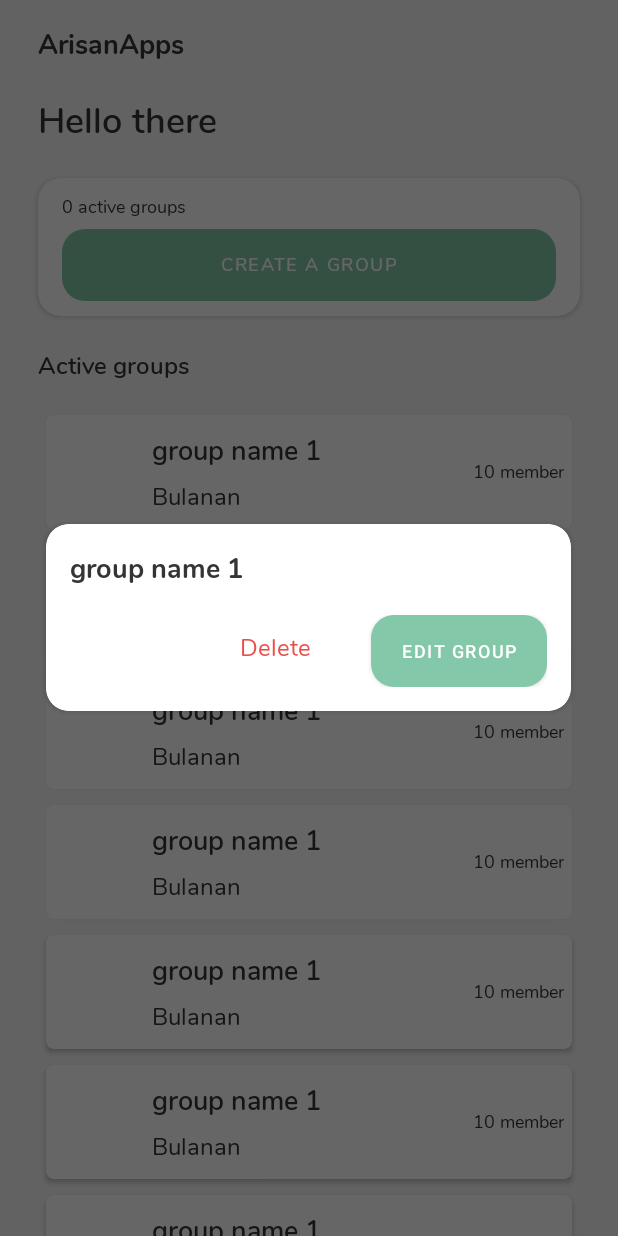
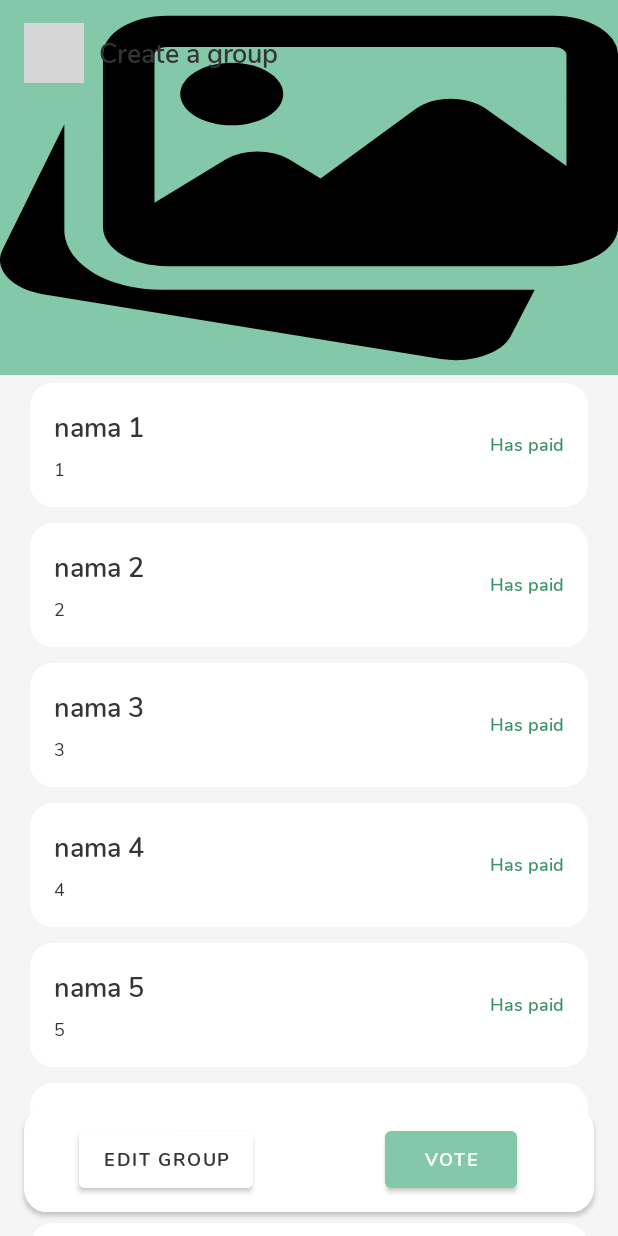
Before and after one commit to Tamrizki/Arisan-Apps, an Android app: the screen it shows after launch (HomeActivity before the commit, DetailGroupActivity after it), after a tap on "group name 1", on a phone screen of 412 x 824 dp. Run offline under Robolectric (Android 15) with nearby library versions, the phone set to English and light mode, and no system bars; grey boxes are pictures that could not be loaded.

Commit message:
UI Detail Group

```diff
--- /dev/null
+++ b/app/src/main/java/tam/pa/arisanapps/activity/detailGroup/DetailGroupActivity.kt
@@ -0,0 +1,31 @@
+package tam.pa.arisanapps.activity.detailGroup
+
+import androidx.appcompat.app.AppCompatActivity
+import android.os.Bundle
+import androidx.recyclerview.widget.LinearLayoutManager
+import kotlinx.android.synthetic.main.activity_detail_group.*
+import tam.pa.arisanapps.R
+import tam.pa.arisanapps.activity.detailGroup.adapter.ListMemberAdapter
+import tam.pa.arisanapps.model.DataListMember
+
+class DetailGroupActivity : AppCompatActivity() {
+
+    var list: ArrayList<DataListMember> = ArrayList()
+
+    override fun onCreate(savedInstanceState: Bundle?) {
+        super.onCreate(savedInstanceState)
+        setContentView(R.layout.activity_detail_group)
+
+        setDataArray()
+        rvListMember.setHasFixedSize(true)
+        rvListMember.layoutManager = LinearLayoutManager(this)
+        rvListMember.adapter = ListMemberAdapter(this, list)
+
+    }
+
+    private fun setDataArray() {
+        for (data in 1..10){
+            list.add(DataListMember(data.toString(), "nama "+data.toString(), data.toString(), "Has paid"))
+        }
+    }
+}
--- /dev/null
+++ b/app/src/main/java/tam/pa/arisanapps/activity/detailGroup/adapter/ListMemberAdapter.kt
@@ -0,0 +1,43 @@
+package tam.pa.arisanapps.activity.detailGroup.adapter
+
+import android.content.Context
+import android.view.LayoutInflater
+import android.view.View
+import android.view.ViewGroup
+import android.widget.TextView
+import androidx.recyclerview.widget.RecyclerView
+import tam.pa.arisanapps.R
+import tam.pa.arisanapps.activity.detailGroup.dialog.ListMemberDialog
+import tam.pa.arisanapps.activity.home.adapter.ListGroupAdapter
+import tam.pa.arisanapps.model.DataListMember
+
+class ListMemberAdapter(val context: Context, val list: ArrayList<DataListMember>): RecyclerView.Adapter<ListMemberAdapter.vholder>() {
+    class vholder(view: View): RecyclerView.ViewHolder(view) {
+        val tvName: TextView = view.findViewById(R.id.tvName)
+        val tvPhone: TextView = view.findViewById(R.id.tvPhone)
+        val tvStatusPayment: TextView = view.findViewById(R.id.tvStatusPayment)
+        fun bind(get: DataListMember) {
+            tvName.text = get.nameMember
+            tvPhone.text = get.phone
+            tvStatusPayment.text = get.statusPayment
+        }
+    }
+
+    override fun onCreateViewHolder(parent: ViewGroup, viewType: Int): vholder {
+        return vholder(
+            LayoutInflater.from(parent.context).inflate(R.layout.custom_list_member, parent, false)
+        )
+    }
+
+    override fun onBindViewHolder(holder: vholder, position: Int) {
+        holder.bind(list.get(position))
+        holder.itemView.setOnClickListener {
+            val dialog = ListMemberDialog(context, list.get(position))
+            dialog.show()
+        }
+    }
+
+    override fun getItemCount(): Int {
+        return list.size
+    }
+}
--- /dev/null
+++ b/app/src/main/java/tam/pa/arisanapps/activity/detailGroup/dialog/ListMemberDialog.kt
@@ -0,0 +1,33 @@
+package tam.pa.arisanapps.activity.detailGroup.dialog
+
+import android.app.Dialog
+import android.content.Context
+import android.content.Intent
+import android.graphics.Color
+import android.graphics.drawable.ColorDrawable
+import android.net.Uri
+import android.view.View
+import android.view.Window
+import kotlinx.android.synthetic.main.dialog_member.*
+import tam.pa.arisanapps.R
+import tam.pa.arisanapps.model.DataListMember
+
+class ListMemberDialog(val ctx: Context, val dataMember: DataListMember): Dialog(ctx), View.OnClickListener {
+    init {
+        requestWindowFeature(Window.FEATURE_NO_TITLE)
+        window!!.setBackgroundDrawable(ColorDrawable(Color.TRANSPARENT))
+        setContentView(R.layout.dialog_member)
+        tvName.text = dataMember.nameMember
+        btnCall.setOnClickListener(this)
+    }
+
+    override fun onClick(view: View?) {
+        if (view == btnPaid ){
+
+        }else if (view == btnCall){
+            val call = Intent(Intent.ACTION_DIAL)
+            call.data = Uri.parse("tel:"+"081234567890")
+            ctx.startActivity(call)
+        }
+    }
+}
--- a/app/src/main/java/tam/pa/arisanapps/activity/home/adapter/ListGroupAdapter.kt
+++ b/app/src/main/java/tam/pa/arisanapps/activity/home/adapter/ListGroupAdapter.kt
@@ -1,6 +1,7 @@
 package tam.pa.arisanapps.activity.home.adapter
 
 import android.content.Context
+import android.content.Intent
 import android.view.LayoutInflater
 import android.view.View
 import android.view.ViewGroup
@@ -10,6 +11,7 @@ import androidx.recyclerview.widget.RecyclerView
 import tam.pa.arisanapps.R
 import tam.pa.arisanapps.model.DataListGroup
 import kotlinx.android.synthetic.main.custom_list_group.*
+import tam.pa.arisanapps.activity.detailGroup.DetailGroupActivity
 import tam.pa.arisanapps.activity.home.dialog.EditListDialog
 
 class ListGroupAdapter(val listGroup: ArrayList<DataListGroup>, val context: Context):
@@ -34,9 +36,13 @@ class ListGroupAdapter(val listGroup: ArrayList<DataListGroup>, val context: Con
 
     override fun onBindViewHolder(holder: vholder, position: Int) {
         holder.bind(listGroup.get(position))
-        holder.itemView.setOnClickListener {
+        holder.itemView.setOnLongClickListener {
             val dialog = EditListDialog(context, listGroup.get(position).nameGroup)
             dialog.show()
+            return@setOnLongClickListener(true)
+        }
+        holder.itemView.setOnClickListener {
+            context.startActivity(Intent(context, DetailGroupActivity::class.java))
         }
     }
 
--- a/app/src/main/java/tam/pa/arisanapps/model/DataListGroup.kt
+++ b/app/src/main/java/tam/pa/arisanapps/model/DataListGroup.kt
@@ -8,13 +8,13 @@ data class DataListGroup(
     val nameGroup: String,
     val type: String,
     val member: String,
-    val img: String, ): Parcelable{
+    val img: String? ): Parcelable{
     constructor(parcel: Parcel) : this(
         parcel.readString()!!,
         parcel.readString()!!,
         parcel.readString()!!,
         parcel.readString()!!,
-        parcel.readString()!!
+        parcel.readString()
     ) {
     }
 
--- /dev/null
+++ b/app/src/main/java/tam/pa/arisanapps/model/DataListMember.kt
@@ -0,0 +1,36 @@
+package tam.pa.arisanapps.model
+
+import android.os.Parcel
+import android.os.Parcelable
+
+data class DataListMember(
+    val id: String,
+    val nameMember: String,
+    val phone: String?,
+    val statusPayment: String): Parcelable {
+    constructor(parcel: Parcel) : this(
+        parcel.readString()!!,
+        parcel.readString()!!,
+        parcel.readString(),
+        parcel.readString()!!
+    ) {
+    }
+
+    override fun describeContents(): Int {
+        TODO("Not yet implemented")
+    }
+
+    override fun writeToParcel(p0: Parcel?, p1: Int) {
+        TODO("Not yet implemented")
+    }
+
+    companion object CREATOR : Parcelable.Creator<DataListMember> {
+        override fun createFromParcel(parcel: Parcel): DataListMember {
+            return DataListMember(parcel)
+        }
+
+        override fun newArray(size: Int): Array<DataListMember?> {
+            return arrayOfNulls(size)
+        }
+    }
+}
--- /dev/null
+++ b/app/src/main/res/drawable/bg_list_member_dark.xml
@@ -0,0 +1,5 @@
+<?xml version="1.0" encoding="utf-8"?>
+<shape xmlns:android="http://schemas.android.com/apk/res/android">
+    <corners android:radius="15dp"/>
+    <solid android:color="@color/gray"/>
+</shape>
--- /dev/null
+++ b/app/src/main/res/drawable/bg_list_member_white.xml
@@ -0,0 +1,5 @@
+<?xml version="1.0" encoding="utf-8"?>
+<shape xmlns:android="http://schemas.android.com/apk/res/android">
+    <corners android:radius="15dp"/>
+    <solid android:color="@color/white"/>
+</shape>
--- /dev/null
+++ b/app/src/main/res/drawable/ic_image.xml
@@ -0,0 +1,15 @@
+<vector xmlns:android="http://schemas.android.com/apk/res/android"
+    android:width="511dp"
+    android:height="511dp"
+    android:viewportWidth="511.98743"
+    android:viewportHeight="511">
+  <path
+      android:fillColor="#FF000000"
+      android:pathData="m133.32,394.828c-34.152,0 -64.531,-21.867 -75.563,-54.422l-0.746,-2.453c-2.602,-8.621 -3.691,-15.871 -3.691,-23.125v-145.453l-51.754,172.758c-6.656,25.41 8.512,51.754 33.961,58.773l329.879,88.344c4.117,1.066 8.234,1.578 12.289,1.578 21.246,0 40.66,-14.102 46.102,-34.883l19.219,-61.117zM133.32,394.828"/>
+  <path
+      android:fillColor="#FF000000"
+      android:pathData="m191.988,170.828c23.531,0 42.664,-19.137 42.664,-42.668s-19.133,-42.668 -42.664,-42.668 -42.668,19.137 -42.668,42.668 19.137,42.668 42.668,42.668zM191.988,170.828"/>
+  <path
+      android:fillColor="#FF000000"
+      android:pathData="m458.652,21.492h-320c-29.395,0 -53.332,23.938 -53.332,53.336v234.664c0,29.398 23.938,53.336 53.332,53.336h320c29.398,0 53.336,-23.938 53.336,-53.336v-234.664c0,-29.398 -23.938,-53.336 -53.336,-53.336zM138.652,64.16h320c5.891,0 10.668,4.777 10.668,10.668v151.445l-67.391,-78.637c-7.148,-8.383 -17.496,-12.863 -28.609,-13.117 -11.051,0.063 -21.418,4.969 -28.5,13.461l-79.234,95.102 -25.813,-25.75c-14.59,-14.59 -38.336,-14.59 -52.906,0l-58.879,58.859v-201.363c0,-5.891 4.777,-10.668 10.664,-10.668zM138.652,64.16"/>
+</vector>
--- /dev/null
+++ b/app/src/main/res/layout/activity_detail_group.xml
@@ -0,0 +1,170 @@
+<?xml version="1.0" encoding="utf-8"?>
+<androidx.coordinatorlayout.widget.CoordinatorLayout
+    xmlns:android="http://schemas.android.com/apk/res/android"
+    xmlns:app="http://schemas.android.com/apk/res-auto"
+    xmlns:tools="http://schemas.android.com/tools"
+    android:layout_width="match_parent"
+    android:layout_height="match_parent"
+    android:background="@color/gray"
+    android:fitsSystemWindows="true"
+    tools:context=".activity.detailGroup.DetailGroupActivity">
+    <com.google.android.material.appbar.AppBarLayout
+        android:id="@+id/appbar"
+        android:layout_width="match_parent"
+        android:layout_height="wrap_content"
+        >
+        <com.google.android.material.appbar.CollapsingToolbarLayout
+            android:id="@+id/collapsingDetail"
+            android:layout_width="match_parent"
+            android:layout_height="match_parent"
+            app:contentScrim="@color/white"
+            app:layout_scrollFlags="exitUntilCollapsed|scroll">
+            <LinearLayout
+                android:layout_width="match_parent"
+                android:layout_height="250dp"
+                android:orientation="vertical">
+                <ImageView
+                    android:id="@+id/imgProfile"
+                    android:layout_width="match_parent"
+                    android:layout_height="match_parent"
+                    android:background="@drawable/ic_image"
+                    android:scaleType="centerCrop"/>
+            </LinearLayout>
+            <androidx.appcompat.widget.Toolbar
+                android:id="@+id/toolbar"
+                android:layout_width="wrap_content"
+                android:layout_height="wrap_content"
+                app:layout_collapseMode="pin"
+                app:popupTheme="@style/Widget.AppCompat.Light.PopupMenu.Overflow"
+                >
+                <LinearLayout
+                    android:layout_width="wrap_content"
+                    android:layout_height="wrap_content"
+                    android:orientation="horizontal"
+                    android:paddingVertical="15dp">
+                    <RelativeLayout
+                        android:layout_width="40dp"
+                        android:layout_height="40dp"
+                        android:background="@drawable/bg_back_button"
+                        android:padding="10dp">
+                        <ImageView
+                            android:layout_width="wrap_content"
+                            android:layout_height="wrap_content"
+                            android:background="@drawable/ic_left_arrow"
+                            />
+                    </RelativeLayout>
+                    <TextView
+                        android:id="@+id/tvTitlePage"
+                        android:layout_width="0dp"
+                        android:layout_height="wrap_content"
+                        android:layout_weight="1"
+                        android:text="@string/create_a_groups"
+                        android:layout_gravity="center_vertical"
+                        android:layout_marginStart="10dp"
+                        style="@style/semibold_18dp"
+                        android:textColor="@color/black_medium"/>
+                </LinearLayout>
+            </androidx.appcompat.widget.Toolbar>
+        </com.google.android.material.appbar.CollapsingToolbarLayout>
+    </com.google.android.material.appbar.AppBarLayout>
+    <androidx.core.widget.NestedScrollView
+        android:id="@+id/nested"
+        android:layout_width="match_parent"
+        android:layout_height="match_parent"
+        app:layout_behavior="com.google.android.material.appbar.AppBarLayout$ScrollingViewBehavior">
+
+        <LinearLayout
+                android:id="@+id/llDetail"
+                android:layout_width="match_parent"
+                android:layout_height="match_parent"
+                android:orientation="vertical"
+                android:padding="20dp">
+                <TextView
+                    android:layout_width="wrap_content"
+                    android:layout_height="wrap_content"
+                    android:text="@string/money_collected"
+                    style="@style/bold_18dp"
+                    android:textColor="@color/black_medium"/>
+                <TextView
+                    android:layout_width="wrap_content"
+                    android:layout_height="wrap_content"
+                    android:text="@string/money_collected"
+                    style="@style/reg_16dp"
+                    android:textColor="@color/black_medium"
+                    android:layout_marginTop="6dp"/>
+                <TextView
+                    android:layout_width="wrap_content"
+                    android:layout_height="wrap_content"
+                    android:text="@string/price_member"
+                    style="@style/bold_18dp"
+                    android:textColor="@color/black_medium"
+                    android:layout_marginTop="10dp"/>
+                <TextView
+                    android:layout_width="wrap_content"
+                    android:layout_height="wrap_content"
+                    android:text="Rp. 100.000"
+                    style="@style/reg_16dp"
+                    android:textColor="@color/black_medium"
+                    android:layout_marginTop="6dp"/>
+                <TextView
+                    android:layout_width="wrap_content"
+                    android:layout_height="wrap_content"
+                    android:text="@string/member"
+                    style="@style/bold_18dp"
+                    android:textColor="@color/black_medium"
+                    android:layout_marginTop="10dp"/>
+                <androidx.recyclerview.widget.RecyclerView
+                    android:id="@+id/rvListMember"
+                    android:layout_width="match_parent"
+                    android:layout_height="match_parent"
+                    android:layout_marginTop="10dp"/>
+            <View
+                android:layout_width="match_parent"
+                android:layout_height="150dp"/>
+            </LinearLayout>
+    </androidx.core.widget.NestedScrollView>
+    <androidx.cardview.widget.CardView
+        android:layout_width="match_parent"
+        android:layout_height="wrap_content"
+        android:layout_gravity="bottom"
+        android:layout_margin="16dp"
+        app:cardCornerRadius="15dp" >
+        <LinearLayout
+            android:layout_width="match_parent"
+            android:layout_height="wrap_content"
+            android:orientation="horizontal"
+            android:weightSum="2"
+            android:layout_marginVertical="10dp">
+            <RelativeLayout
+                android:layout_width="match_parent"
+                android:layout_height="wrap_content"
+                android:layout_weight="1">
+                <Button
+                    android:id="@+id/btnEditGroup"
+                    android:layout_width="wrap_content"
+                    android:layout_height="wrap_content"
+                    android:text="@string/edit_group"
+                    style="@style/bold_12dp"
+                    android:paddingVertical="10dp"
+                    android:paddingHorizontal="16dp"
+                    android:backgroundTint="@color/white"
+                    android:textColor="@color/black_medium"
+                    android:layout_centerHorizontal="true" />
+            </RelativeLayout>
+            <RelativeLayout
+                android:layout_width="match_parent"
+                android:layout_height="wrap_content"
+                android:layout_weight="1">
+                <Button
+                    android:id="@+id/btnVote"
+                    android:layout_width="wrap_content"
+                    android:layout_height="wrap_content"
+                    android:text="@string/vote"
+                    style="@style/bold_12dp"
+                    android:paddingVertical="10dp"
+                    android:paddingHorizontal="20dp"
+                    android:layout_centerHorizontal="true" />
+            </RelativeLayout>
+        </LinearLayout>
+    </androidx.cardview.widget.CardView>
+</androidx.coordinatorlayout.widget.CoordinatorLayout>
--- /dev/null
+++ b/app/src/main/res/layout/custom_list_member.xml
@@ -0,0 +1,39 @@
+<?xml version="1.0" encoding="utf-8"?>
+<LinearLayout
+    xmlns:android="http://schemas.android.com/apk/res/android"
+    android:layout_width="match_parent"
+    android:layout_height="wrap_content"
+    android:orientation="horizontal"
+    android:padding="16dp"
+    android:layout_marginVertical="5dp"
+    android:background="@drawable/bg_list_member_white">
+    <LinearLayout
+        android:layout_width="0dp"
+        android:layout_height="wrap_content"
+        android:layout_weight="1"
+        android:orientation="vertical" >
+        <TextView
+            android:id="@+id/tvName"
+            android:layout_width="wrap_content"
+            android:layout_height="wrap_content"
+            style="@style/semibold_18dp"
+            android:text="@string/name_member"
+            android:textColor="@color/black_medium"/>
+        <TextView
+            android:id="@+id/tvPhone"
+            android:layout_width="wrap_content"
+            android:layout_height="wrap_content"
+            style="@style/reg_12dp"
+            android:layout_marginTop="6dp"
+            android:text="@string/name_member"
+            android:textColor="@color/black_medium"/>
+    </LinearLayout>
+    <TextView
+        android:id="@+id/tvStatusPayment"
+        android:layout_width="wrap_content"
+        android:layout_height="wrap_content"
+        android:text="@string/paid"
+        android:textColor="@color/green"
+        style="@style/semibold_12dp"
+        android:layout_gravity="center_vertical"/>
+</LinearLayout>
--- /dev/null
+++ b/app/src/main/res/layout/dialog_member.xml
@@ -0,0 +1,58 @@
+<?xml version="1.0" encoding="utf-8"?>
+<androidx.cardview.widget.CardView xmlns:android="http://schemas.android.com/apk/res/android"
+    android:layout_width="350dp"
+    android:layout_height="wrap_content"
+    xmlns:app="http://schemas.android.com/apk/res-auto"
+    app:cardCornerRadius="15dp"
+    android:layout_margin="10dp">
+    <LinearLayout
+        android:layout_width="match_parent"
+        android:layout_height="wrap_content"
+        android:background="@drawable/bg_dialog"
+        android:orientation="vertical"
+        android:padding="16dp">
+        <TextView
+            android:id="@+id/tvName"
+            android:layout_width="wrap_content"
+            android:layout_height="wrap_content"
+            android:text="Arisan Title"
+            style="@style/bold_18dp"
+            android:textColor="@color/black_medium"
+            />
+        <LinearLayout
+            android:layout_width="match_parent"
+            android:layout_height="wrap_content"
+            android:orientation="horizontal"
+            android:weightSum="2"
+            android:layout_marginTop="18dp">
+            <RelativeLayout
+                android:layout_width="match_parent"
+                android:layout_height="wrap_content"
+                android:layout_weight="1">
+                <TextView
+                    android:id="@+id/btnCall"
+                    android:layout_width="wrap_content"
+                    android:layout_height="wrap_content"
+                    style="@style/bold_12dp"
+                    android:padding="10dp"
+                    android:text="@string/call"
+                    android:layout_centerInParent="true"
+                    android:textColor="@color/black_medium"
+                    />
+            </RelativeLayout>
+            <RelativeLayout
+                android:layout_width="match_parent"
+                android:layout_height="wrap_content"
+                android:layout_weight="1">
+                <Button
+                    android:id="@+id/btnPaid"
+                    android:layout_width="wrap_content"
+                    android:layout_height="wrap_content"
+                    android:background="@drawable/bg_button"
+                    style="@style/reg_12dp"
+                    android:text="@string/paid"
+                    android:layout_centerHorizontal="true"/>
+            </RelativeLayout>
+        </LinearLayout>
+    </LinearLayout>
+</androidx.cardview.widget.CardView>
--- a/app/src/main/res/values/strings.xml
+++ b/app/src/main/res/values/strings.xml
@@ -12,8 +12,13 @@
     <string name="price_member">Price per-member</string>
     <string name="edit_group">Edit Group</string>
     <string name="delete">Delete</string>
+    <string name="call">Call</string>
     <string name="input_member">Input member</string>
     <string name="member">Member</string>
+    <string name="vote">Vote</string>
+    <string name="paid">Has paid</string>
+    <string name="unpaid">Unpaid</string>
+    <string name="money_collected">Money collected</string>
     <string name="name_member">Name member</string>
     <string name="phone_member">Phone (optional)</string>
     <string-array name="typeArisan">
```
Also changed, not shown: app/src/main/AndroidManifest.xml (+8 -6 lines).
